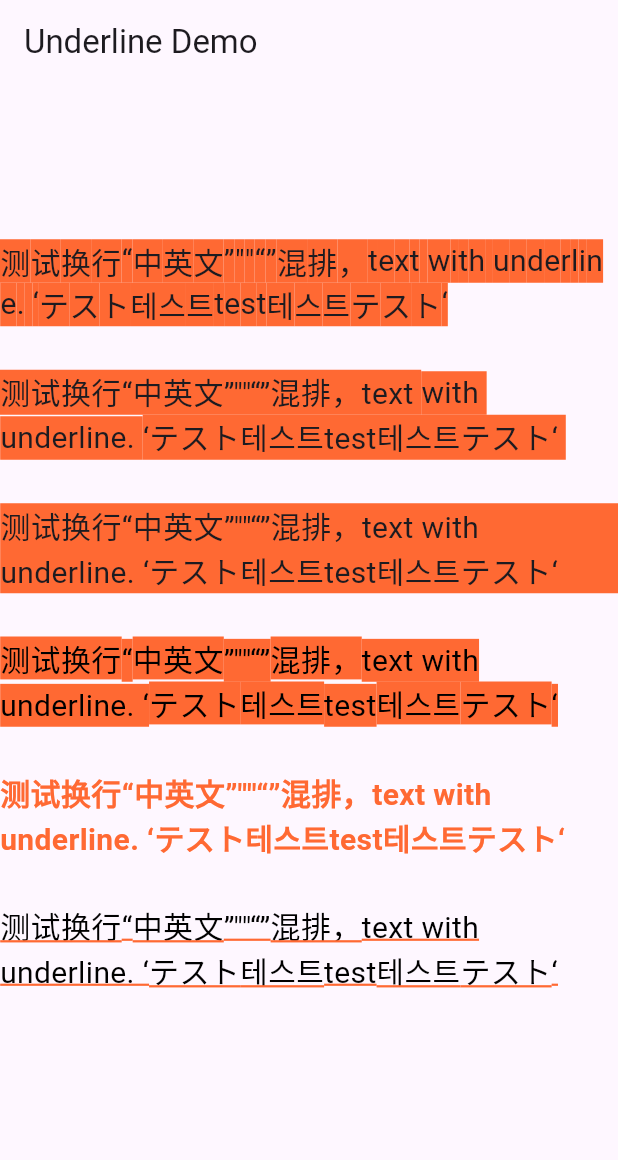
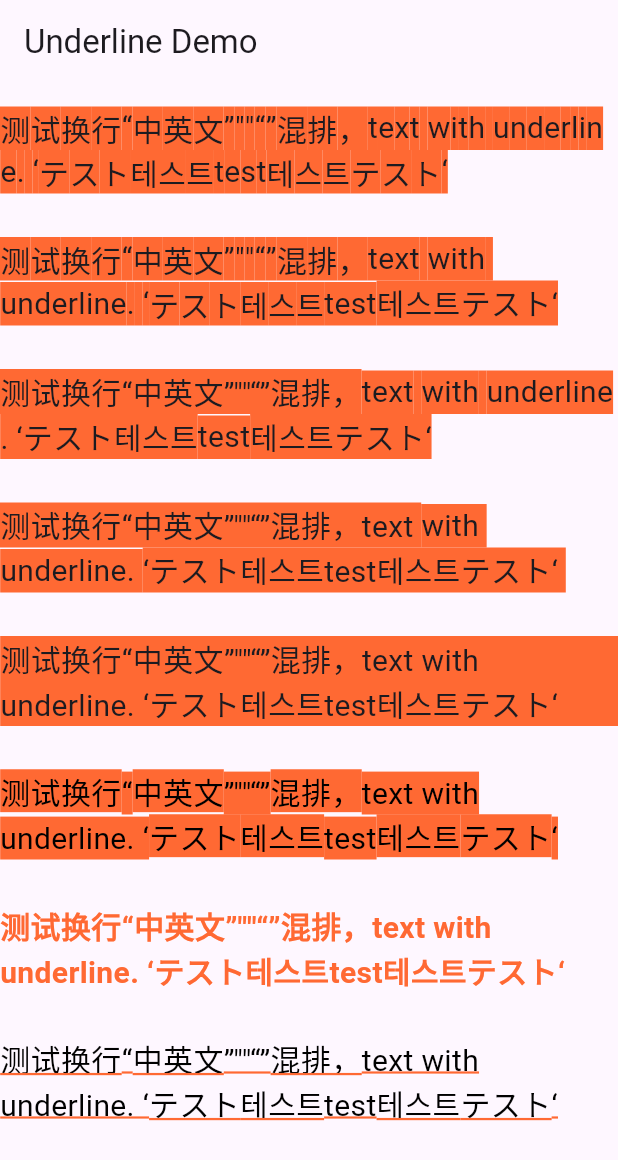
Before and after one commit to glt3953/FlutterStudy, a Flutter app: the screen it shows after launch, on a phone screen of 412 x 824 dp. Shown: the top 1160 px of the screen. Run offline on Flutter 3.47's test engine with Material 3 defaults, Android fonts, the phone set to English and light mode, and no system bars.

Commit message:
初始化工程

```diff
--- a/lib/main.dart
+++ b/lib/main.dart
@@ -69,6 +69,97 @@ class TextWithUnderline extends StatelessWidget {
           child:
             Text(content[i], style: TextStyle(fontSize: 20.0),),
             color: const Color(0xFFFF6933),
+        ),
+      ));
+    }
+
+    spans.add(TextSpan(
+      text: '\n\n',
+    ));
+
+    final RegExp englishWord = RegExp(r'[A-Za-z]+');
+    final List<String> segments = content.split(englishWord);
+    final Iterable<Match> matches = englishWord.allMatches(content);
+
+    //中文按字符输出
+    int index = 0;
+    for (final Match match in matches) {
+      if (match.start > index) {
+        print('中文：'+content.substring(index, match.start));
+        String text = content.substring(index, match.start);
+        for (int i = 0; i < text.length; i++) {
+          spans.add(WidgetSpan(
+            child: Container(
+              child:
+              Text(text[i], style: TextStyle(fontSize: 20.0),),
+              color: const Color(0xFFFF6933),
+            ),
+          ));
+        }
+
+        // spans.add(WidgetSpan(
+        //   child: Container(
+        //     child:
+        //     Text(content.substring(index, match.start), style: TextStyle(fontSize: 20.0),),
+        //     color: const Color(0xFFFF6933),
+        //   ),
+        // ));
+      }
+      print('英文：'+match.group(0)!);
+      spans.add(WidgetSpan(
+        child: Container(
+          child:
+          Text(match.group(0)!, style: TextStyle(fontSize: 20.0),),
+          color: const Color(0xFFFF6933),
+        ),
+      ));
+      index = match.end;
+    }
+
+    if (index < content.length) {
+      spans.add(WidgetSpan(
+        child: Container(
+          child:
+          Text(content.substring(index), style: TextStyle(fontSize: 20.0),),
+          color: const Color(0xFFFF6933),
+        ),
+      ));
+    }
+
+    spans.add(TextSpan(
+      text: '\n\n',
+    ));
+
+    //中文整体输出
+    index = 0;
+    for (final Match match in matches) {
+      if (match.start > index) {
+        print('中文：'+content.substring(index, match.start));
+        spans.add(WidgetSpan(
+          child: Container(
+            child:
+            Text(content.substring(index, match.start), style: TextStyle(fontSize: 20.0),),
+            color: const Color(0xFFFF6933),
+          ),
+        ));
+      }
+      print('英文：'+match.group(0)!);
+      spans.add(WidgetSpan(
+        child: Container(
+          child:
+          Text(match.group(0)!, style: TextStyle(fontSize: 20.0),),
+          color: const Color(0xFFFF6933),
+        ),
+      ));
+      index = match.end;
+    }
+
+    if (index < content.length) {
+      spans.add(WidgetSpan(
+        child: Container(
+          child:
+          Text(content.substring(index), style: TextStyle(fontSize: 20.0),),
+          color: const Color(0xFFFF6933),
         ),
       ));
     }
```
Also changed, not shown: 10 other files.
